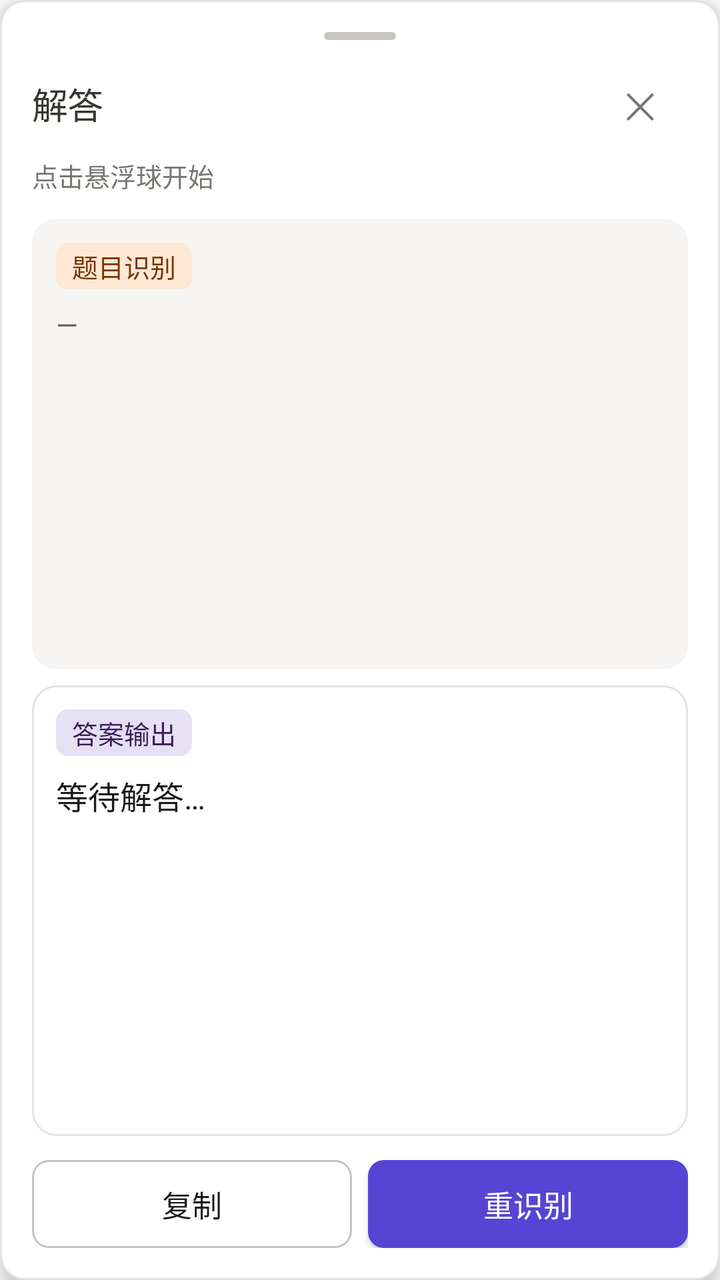
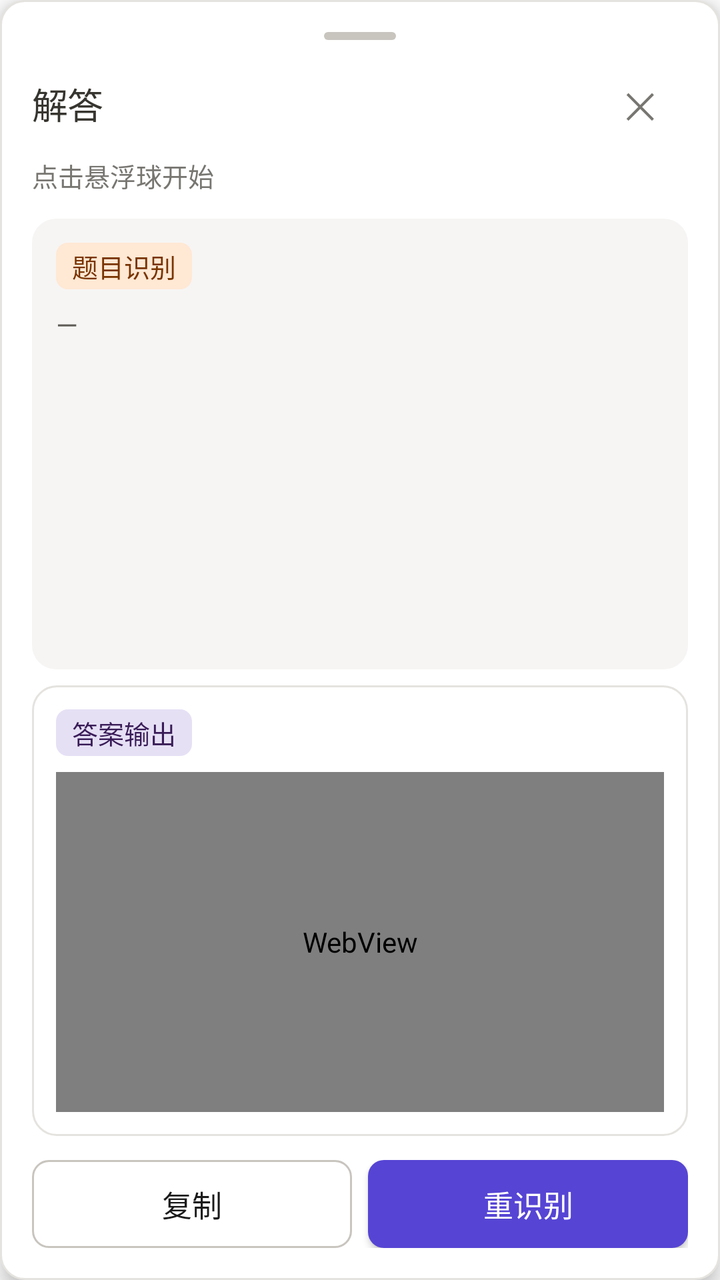

Compare the two renders of this Android layout. The source of the first and the diff that turns it into the second are given below.
<!-- AndroidManifest.xml: application theme Theme.QuickAnswer -->
<!-- res/layout/float_panel.xml -->
<?xml version="1.0" encoding="utf-8"?>
<LinearLayout xmlns:android="http://schemas.android.com/apk/res/android"
    android:id="@+id/panel"
    android:layout_width="320dp"
    android:layout_height="@dimen/panel_height"
    android:background="@drawable/bg_panel"
    android:elevation="6dp"
    android:orientation="vertical"
    android:padding="@dimen/space_md">

    
    <LinearLayout
        android:id="@+id/panelHeader"
        android:layout_width="match_parent"
        android:layout_height="wrap_content"
        android:gravity="center_horizontal"
        android:orientation="vertical">

        <View
            android:layout_width="@dimen/grabber_width"
            android:layout_height="@dimen/grabber_height"
            android:background="@drawable/bg_grabber" />

        <LinearLayout
            android:layout_width="match_parent"
            android:layout_height="wrap_content"
            android:layout_marginTop="@dimen/space_xs"
            android:gravity="center_vertical"
            android:orientation="horizontal">

            <TextView
                android:id="@+id/tvTitle"
                style="@style/Tv.SectionTitle"
                android:layout_width="0dp"
                android:layout_height="wrap_content"
                android:layout_weight="1"
                android:text="@string/panel_title" />

            <TextView
                android:id="@+id/btnClose"
                android:layout_width="@dimen/touch_target"
                android:layout_height="@dimen/touch_target"
                android:fontFamily="sans-serif"
                android:gravity="center"
                android:text="✕"
                android:textColor="@color/steel"
                android:textSize="18sp" />
        </LinearLayout>
    </LinearLayout>

    <TextView
        android:id="@+id/tvStatus"
        style="@style/Tv.Caption"
        android:layout_width="match_parent"
        android:layout_height="wrap_content"
        android:layout_marginTop="2dp"
        android:text="@string/panel_status_idle" />

    
    <LinearLayout
        android:layout_width="match_parent"
        android:layout_height="0dp"
        android:layout_marginTop="@dimen/space_sm"
        android:layout_weight="1"
        android:background="@drawable/bg_zone_question"
        android:orientation="vertical"
        android:padding="@dimen/space_sm">

        <TextView
            style="@style/Tv.Tag"
            android:layout_width="wrap_content"
            android:layout_height="wrap_content"
            android:background="@drawable/bg_tag_peach"
            android:paddingStart="@dimen/space_xs"
            android:paddingTop="2dp"
            android:paddingEnd="@dimen/space_xs"
            android:paddingBottom="2dp"
            android:text="@string/panel_question_label"
            android:textColor="@color/brand_orange_deep" />

        <ScrollView
            android:layout_width="match_parent"
            android:layout_height="0dp"
            android:layout_marginTop="@dimen/space_xs"
            android:layout_weight="1"
            android:scrollbars="vertical">

            <TextView
                android:id="@+id/tvQuestion"
                style="@style/Tv.BodySm"
                android:layout_width="match_parent"
                android:layout_height="wrap_content"
                android:text="@string/panel_question_empty" />
        </ScrollView>
    </LinearLayout>

    
    <LinearLayout
        android:layout_width="match_parent"
        android:layout_height="0dp"
        android:layout_marginTop="@dimen/space_xs"
        android:layout_weight="1"
        android:background="@drawable/bg_zone_answer"
        android:orientation="vertical"
        android:padding="@dimen/space_sm">

        <TextView
            style="@style/Tv.Tag"
            android:layout_width="wrap_content"
            android:layout_height="wrap_content"
            android:background="@drawable/bg_tag_lavender"
            android:paddingStart="@dimen/space_xs"
            android:paddingTop="2dp"
            android:paddingEnd="@dimen/space_xs"
            android:paddingBottom="2dp"
            android:text="@string/panel_answer_label"
            android:textColor="@color/brand_purple_800" />

        <ScrollView
            android:id="@+id/svAnswer"
            android:layout_width="match_parent"
            android:layout_height="0dp"
            android:layout_marginTop="@dimen/space_xs"
            android:layout_weight="1"
            android:scrollbars="vertical">

            <TextView
                android:id="@+id/tvAnswer"
                style="@style/Tv.Body"
                android:layout_width="match_parent"
                android:layout_height="wrap_content"
                android:text="@string/panel_answer_empty" />
        </ScrollView>
    </LinearLayout>

    
    <LinearLayout
        android:layout_width="match_parent"
        android:layout_height="wrap_content"
        android:layout_marginTop="@dimen/space_sm"
        android:orientation="horizontal">

        <Button
            android:id="@+id/btnCopy"
            style="@style/Btn.Secondary"
            android:layout_width="0dp"
            android:layout_height="wrap_content"
            android:layout_weight="1"
            android:text="@string/btn_copy" />

        <Button
            android:id="@+id/btnReread"
            style="@style/Btn.Primary"
            android:layout_width="0dp"
            android:layout_height="wrap_content"
            android:layout_marginStart="@dimen/space_xs"
            android:layout_weight="1"
            android:text="@string/btn_reread" />
    </LinearLayout>
</LinearLayout>
<!-- resources referenced by this layout -->
<resources>
  <color name="brand_orange_deep">#793400</color>
  <color name="brand_purple_800">#391C57</color>
  <color name="steel">#787671</color>
  <dimen name="grabber_height">4dp</dimen>
  <dimen name="grabber_width">36dp</dimen>
  <dimen name="panel_height">560dp</dimen>
  <dimen name="space_md">16dp</dimen>
  <dimen name="space_sm">12dp</dimen>
  <dimen name="space_xs">8dp</dimen>
  <dimen name="touch_target">48dp</dimen>
  <!-- drawable bg_grabber (drawable) -->
  <?xml version="1.0" encoding="utf-8"?>
  <shape xmlns:android="http://schemas.android.com/apk/res/android" android:shape="rectangle">
      <solid android:color="@color/hairline_strong" />
      <corners android:radius="@dimen/grabber_height" />
  </shape>
  <!-- drawable bg_tag_lavender (drawable) -->
  <?xml version="1.0" encoding="utf-8"?>
  <shape xmlns:android="http://schemas.android.com/apk/res/android" android:shape="rectangle">
      <solid android:color="@color/tint_lavender" />
      <corners android:radius="@dimen/radius_sm" />
  </shape>
  <!-- drawable bg_tag_peach (drawable) -->
  <?xml version="1.0" encoding="utf-8"?>
  <shape xmlns:android="http://schemas.android.com/apk/res/android" android:shape="rectangle">
      <solid android:color="@color/tint_peach" />
      <corners android:radius="@dimen/radius_sm" />
  </shape>
  <!-- drawable bg_zone_question (drawable) -->
  <?xml version="1.0" encoding="utf-8"?>
  <shape xmlns:android="http://schemas.android.com/apk/res/android" android:shape="rectangle">
      <solid android:color="@color/surface" />
      <corners android:radius="@dimen/radius_lg" />
  </shape>
  <string name="btn_copy">复制</string>
  <string name="btn_reread">重识别</string>
  <string name="panel_answer_empty">等待解答…</string>
  <string name="panel_answer_label">答案输出</string>
  <string name="panel_question_empty">—</string>
  <string name="panel_question_label">题目识别</string>
  <string name="panel_status_idle">点击悬浮球开始</string>
  <string name="panel_title">解答</string>
  <style name="Tv.Body" parent="">
          <item name="android:fontFamily">sans-serif</item>
          <item name="android:textSize">16sp</item>
          <item name="android:textColor">@color/ink</item>
          <item name="android:lineSpacingMultiplier">1.55</item>
      </style>
  <style name="Tv.BodySm" parent="">
          <item name="android:fontFamily">sans-serif</item>
          <item name="android:textSize">14sp</item>
          <item name="android:textColor">@color/slate</item>
          <item name="android:lineSpacingMultiplier">1.5</item>
      </style>
  <style name="Tv.Caption" parent="">
          <item name="android:fontFamily">sans-serif</item>
          <item name="android:textSize">13sp</item>
          <item name="android:textColor">@color/steel</item>
      </style>
  <style name="Tv.SectionTitle" parent="">
          <item name="android:fontFamily">sans-serif-medium</item>
          <item name="android:textSize">18sp</item>
          <item name="android:textColor">@color/charcoal</item>
          <item name="android:letterSpacing">-0.01</item>
      </style>
  <style name="Tv.Tag" parent="">
          <item name="android:fontFamily">sans-serif-medium</item>
          <item name="android:textSize">13sp</item>
          <item name="android:textColor">@color/charcoal</item>
      </style>
  <color name="hairline_strong">#C8C4BE</color>
  <color name="canvas">#FFFFFF</color>
  <color name="hairline">#E5E3DF</color>
  <dimen name="radius_lg">12dp</dimen>
  <color name="tint_lavender">#E6E0F5</color>
  <dimen name="radius_sm">6dp</dimen>
  <color name="tint_peach">#FFE8D4</color>
  <color name="surface">#F6F5F4</color>
  <color name="on_primary">#FFFFFF</color>
  <dimen name="control_height">44dp</dimen>
  <color name="ink">#1A1A1A</color>
  <color name="slate">#5D5B54</color>
  <color name="charcoal">#37352F</color>
  <color name="primary">#5645D4</color>
  <color name="brand_navy">#0A1530</color>
  <color name="primary_pressed">#4534B3</color>
  <dimen name="radius_md">8dp</dimen>
  <!-- unchanged entries left out for length: 7 -->
</resources>

<!-- the commit's change to res/layout/float_panel.xml (unified diff, before → after) -->
@@ -116,21 +116,15 @@
             android:text="@string/panel_answer_label"
             android:textColor="@color/brand_purple_800" />
 
-        <ScrollView
-            android:id="@+id/svAnswer"
+        
+        <WebView
+            android:id="@+id/webAnswer"
             android:layout_width="match_parent"
             android:layout_height="0dp"
             android:layout_marginTop="@dimen/space_xs"
             android:layout_weight="1"
-            android:scrollbars="vertical">
-
-            <TextView
-                android:id="@+id/tvAnswer"
-                style="@style/Tv.Body"
-                android:layout_width="match_parent"
-                android:layout_height="wrap_content"
-                android:text="@string/panel_answer_empty" />
-        </ScrollView>
+            android:background="@android:color/transparent"
+            android:scrollbars="vertical" />
     </LinearLayout>
 
     
<!-- resource entries referenced after the edit -->
@@ -36,18 +36,11 @@
   </shape>
   <string name="btn_copy">复制</string>
   <string name="btn_reread">重识别</string>
-  <string name="panel_answer_empty">等待解答…</string>
   <string name="panel_answer_label">答案输出</string>
   <string name="panel_question_empty">—</string>
   <string name="panel_question_label">题目识别</string>
   <string name="panel_status_idle">点击悬浮球开始</string>
   <string name="panel_title">解答</string>
-  <style name="Tv.Body" parent="">
-          <item name="android:fontFamily">sans-serif</item>
-          <item name="android:textSize">16sp</item>
-          <item name="android:textColor">@color/ink</item>
-          <item name="android:lineSpacingMultiplier">1.55</item>
-      </style>
   <style name="Tv.BodySm" parent="">
           <item name="android:fontFamily">sans-serif</item>
           <item name="android:textSize">14sp</item>
